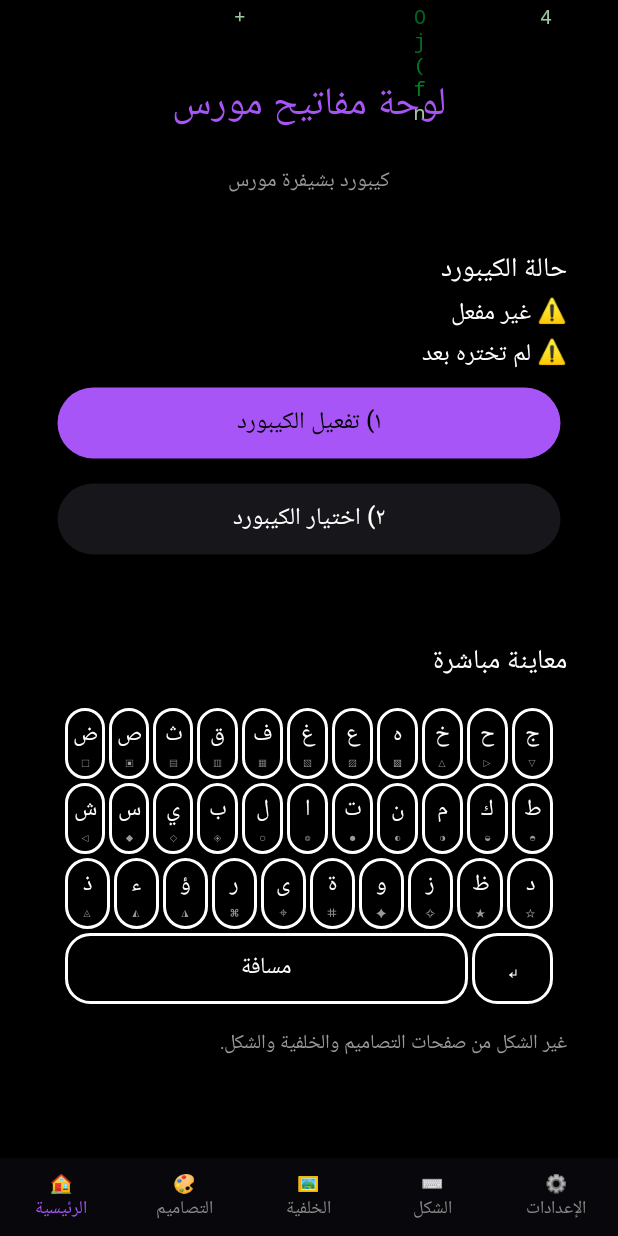
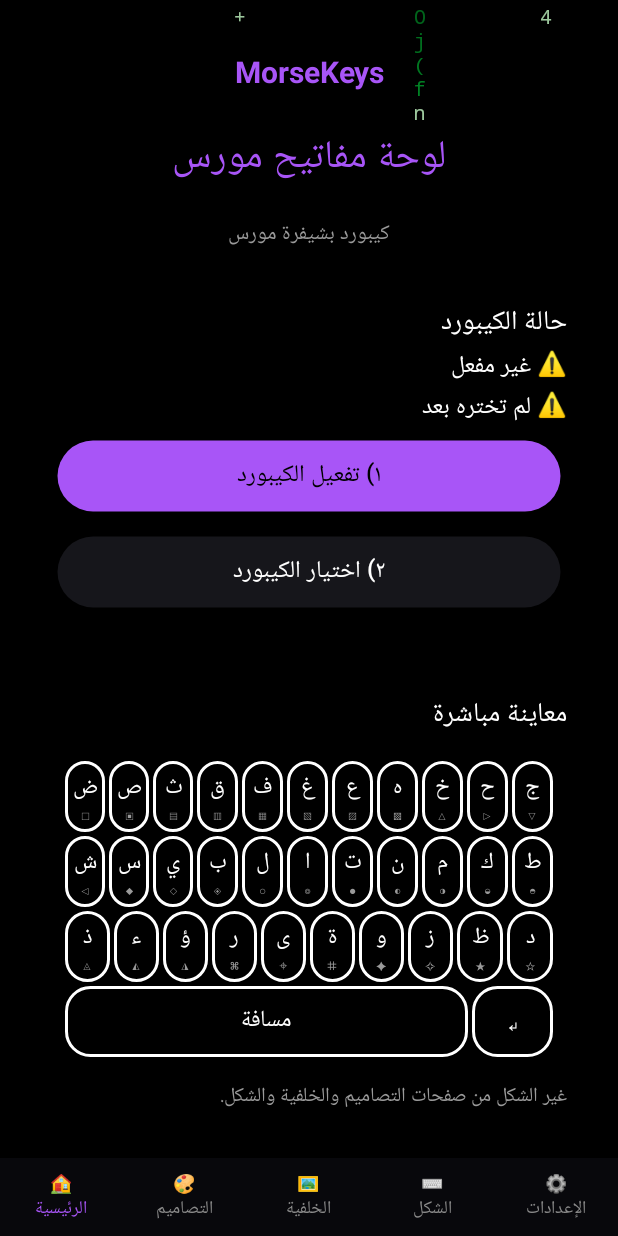
Before and after one commit to lnaxscale-a11y/MorseKeys, an Android app: the screen it shows after launch (MainActivity), on a phone screen of 412 x 824 dp. Run offline under Robolectric (Android 15) with nearby library versions, the phone set to English and light mode, and no system bars.

Commit message:
centered title

```diff
--- a/app/src/main/java/com/morsekeys/MainActivity.java
+++ b/app/src/main/java/com/morsekeys/MainActivity.java
@@ -157,10 +157,10 @@ public class MainActivity extends Activity {
         root.setOrientation(LinearLayout.VERTICAL);
         root.setBackgroundColor(0x00000000);
         root.setLayoutDirection(View.LAYOUT_DIRECTION_RTL);
-        ScrollView sv = new ScrollView(this);
+        TextView ttl = tv("MorseKeys", 20, acc()); ttl.setGravity(Gravity.CENTER); ttl.setPadding(0, dp(34), 0, dp(6)); ttl.setTypeface(android.graphics.Typeface.DEFAULT_BOLD); root.addView(ttl, new LinearLayout.LayoutParams(-1, -2)); ScrollView sv = new ScrollView(this);
         LinearLayout page = new LinearLayout(this);
         page.setOrientation(LinearLayout.VERTICAL);
-        page.setPadding(dp(14), dp(40), dp(14), dp(14));
+        page.setPadding(dp(14), dp(8), dp(14), dp(14));
         switch (cur) {
             case 0: home(page); break;
             case 1: designs(page); break;
```
